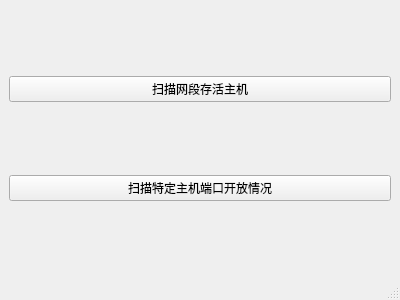
JJLibra/XScanner, file qt/mainwindow.ui: the form before one commit.
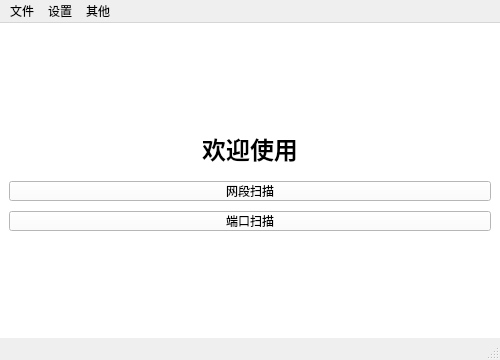
The form after the commit.

Commit message: 🌈 style: 主页UI优化

Patch:
```diff
--- a/qt/mainwindow.ui
+++ b/qt/mainwindow.ui
@@ -6,28 +6,86 @@
    <rect>
     <x>0</x>
     <y>0</y>
-    <width>400</width>
-    <height>300</height>
+    <width>500</width>
+    <height>360</height>
    </rect>
   </property>
   <property name="windowTitle">
    <string>Network Scanner</string>
   </property>
   <widget class="QWidget" name="centralwidget">
+   <property name="styleSheet">
+    <string notr="true">background-color: white;</string>
+   </property>
    <layout class="QVBoxLayout" name="verticalLayout">
+    <property name="spacing">
+        <number>5</number>
+    </property>
+    <property name="alignment">
+        <set>Qt::AlignTop</set>
+    </property>
     <item>
-     <widget class="QPushButton" name="scanHostsButton">
+    <spacer name="verticalSpacerTop">
+        <property name="orientation">
+            <enum>Qt::Vertical</enum>
+        </property>
+        <property name="sizeHint" stdset="0">
+            <size>
+                <width>20</width>
+                <height>20</height>
+            </size>
+        </property>
+    </spacer>
+    </item>
+    <item>
+     <widget class="QLabel" name="welcomeLabel">
       <property name="text">
-       <string>扫描网段存活主机</string>
+       <string>欢迎使用</string>
       </property>
+      <property name="alignment">
+       <set>Qt::AlignCenter</set>
+      </property>
+      <property name="styleSheet">
+       <string notr="true">font-size: 24px; font-weight: bold;</string>
+      </property>
      </widget>
     </item>
     <item>
-     <widget class="QPushButton" name="scanPortsButton">
-      <property name="text">
-       <string>扫描特定主机端口开放情况</string>
+     <layout class="QVBoxLayout" name="buttonLayout">
+      <item>
+       <widget class="QPushButton" name="scanHostsButton">
+        <property name="text">
+         <string>网段扫描</string>
+        </property>
+        <property name="styleSheet">
+         <string notr="true">margin-top: 10px;</string>
+        </property>
+       </widget>
+      </item>
+      <item>
+       <widget class="QPushButton" name="scanPortsButton">
+        <property name="text">
+         <string>端口扫描</string>
+        </property>
+        <property name="styleSheet">
+         <string notr="true">margin-top: 5px;</string>
+        </property>
+       </widget>
+      </item>
+     </layout>
+    </item>
+    <item>
+     <spacer name="verticalSpacerBottom">
+      <property name="orientation">
+       <enum>Qt::Vertical</enum>
       </property>
-     </widget>
+      <property name="sizeHint" stdset="0">
+       <size>
+        <width>20</width>
+        <height>40</height>
+       </size>
+      </property>
+     </spacer>
     </item>
    </layout>
   </widget>
@@ -37,9 +95,27 @@
      <x>0</x>
      <y>0</y>
      <width>400</width>
-     <height>22</height>
+     <height>20</height>
     </rect>
    </property>
+   <widget class="QMenu" name="menuFile">
+    <property name="title">
+     <string>文件</string>
+    </property>
+   </widget>
+   <widget class="QMenu" name="menuEdit">
+    <property name="title">
+     <string>设置</string>
+    </property>
+   </widget>
+   <widget class="QMenu" name="menuOther">
+    <property name="title">
+     <string>其他</string>
+    </property>
+   </widget>
+   <addaction name="menuFile"/>
+   <addaction name="menuEdit"/>
+   <addaction name="menuOther"/>
   </widget>
   <widget class="QStatusBar" name="statusbar"/>
  </widget>
```
Left out of the diff: 2 changed lines with no effect on the pictures. The commit also changes 2 other files.
